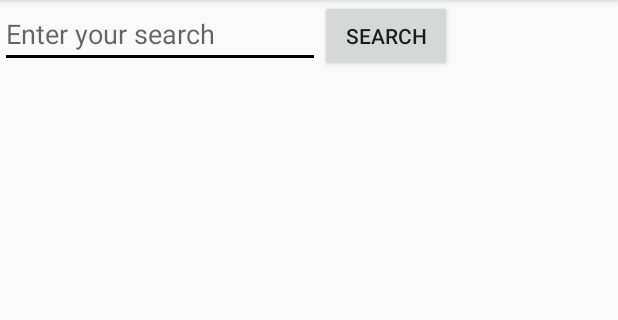
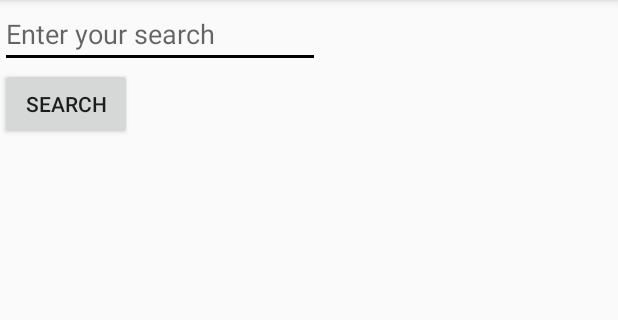
Before and after one commit to Ershany/Red-Crow, an Android app: the screen it shows after launch (MainActivity), on a phone screen of 412 x 824 dp, the part 84-404 px from its top. Run offline under Robolectric (Android 15) with nearby library versions, the phone set to English and light mode, and no system bars; our stand-ins replace AdMob.

Commit message:
Added basic ads

```diff
--- a/app/app/build.gradle
+++ b/app/app/build.gradle
@@ -27,4 +27,6 @@ dependencies {
     compile 'com.android.support:appcompat-v7:26.+'
     compile 'com.android.support.constraint:constraint-layout:1.0.2'
     testCompile 'junit:junit:4.12'
+    compile 'com.google.android.gms:play-services-ads:11.2.0'
+
 }
--- a/app/app/src/main/java/io/github/ershany/redcrow/MainActivity.java
+++ b/app/app/src/main/java/io/github/ershany/redcrow/MainActivity.java
@@ -7,16 +7,29 @@ import android.telephony.SmsManager;
 import android.view.View;
 import android.view.inputmethod.InputMethodManager;
 import android.widget.EditText;
+import com.google.android.gms.ads.MobileAds;
+import com.google.android.gms.ads.AdRequest;
+import com.google.android.gms.ads.AdView;
+
 
 public class MainActivity extends AppCompatActivity {
 
     private SmsManager smsManager;
+    private AdView mAdView;
+
 
     @Override
     protected void onCreate(Bundle savedInstanceState) {
         super.onCreate(savedInstanceState);
         setContentView(R.layout.activity_main);
         smsManager = SmsManager.getDefault();
+        MobileAds.initialize(this, "ca-app-pub-3940256099942544~3347511713");
+
+        mAdView = (AdView) findViewById(R.id.adView);
+        AdRequest adRequest = new AdRequest.Builder().build();
+        mAdView.loadAd(adRequest);
+
+
     }
 
     public void searchButtonOnClick(View v) {
--- a/app/app/src/main/res/layout/activity_main.xml
+++ b/app/app/src/main/res/layout/activity_main.xml
@@ -9,15 +9,15 @@
     <GridLayout
         android:layout_width="344dp"
         android:layout_height="495dp"
-        tools:layout_editor_absoluteX="8dp"
-        tools:layout_editor_absoluteY="8dp">
+        tools:layout_editor_absoluteX="4dp"
+        tools:layout_editor_absoluteY="5dp">
 
         <Button
             android:id="@+id/searchButton"
             android:layout_width="wrap_content"
             android:layout_height="wrap_content"
-            android:layout_column="1"
-            android:layout_row="0"
+            android:layout_column="0"
+            android:layout_row="1"
             android:onClick="searchButtonOnClick"
             android:text="Search" />
 
@@ -30,6 +30,20 @@
             android:ems="10"
             android:hint="Enter your search"
             android:inputType="textPersonName" />
+
+        <com.google.android.gms.ads.AdView
+            android:id="@+id/adView"
+            android:layout_width="wrap_content"
+            android:layout_height="wrap_content"
+            android:layout_alignParentBottom="true"
+            android:layout_centerHorizontal="true"
+            android:layout_column="0"
+            android:layout_row="2"
+            app:adSize="BANNER"
+            app:adUnitId="ca-app-pub-3940256099942544/6300978111"
+            tools:layout_editor_absoluteX="16dp"
+            tools:layout_editor_absoluteY="608dp"></com.google.android.gms.ads.AdView>
     </GridLayout>
 
+
 </android.support.constraint.ConstraintLayout>
--- a/app/build.gradle
+++ b/app/build.gradle
@@ -15,6 +15,10 @@ buildscript {
 allprojects {
     repositories {
         jcenter()
+        maven {
+            url "https://maven.google.com"
+        }
+
     }
 }
 
```
